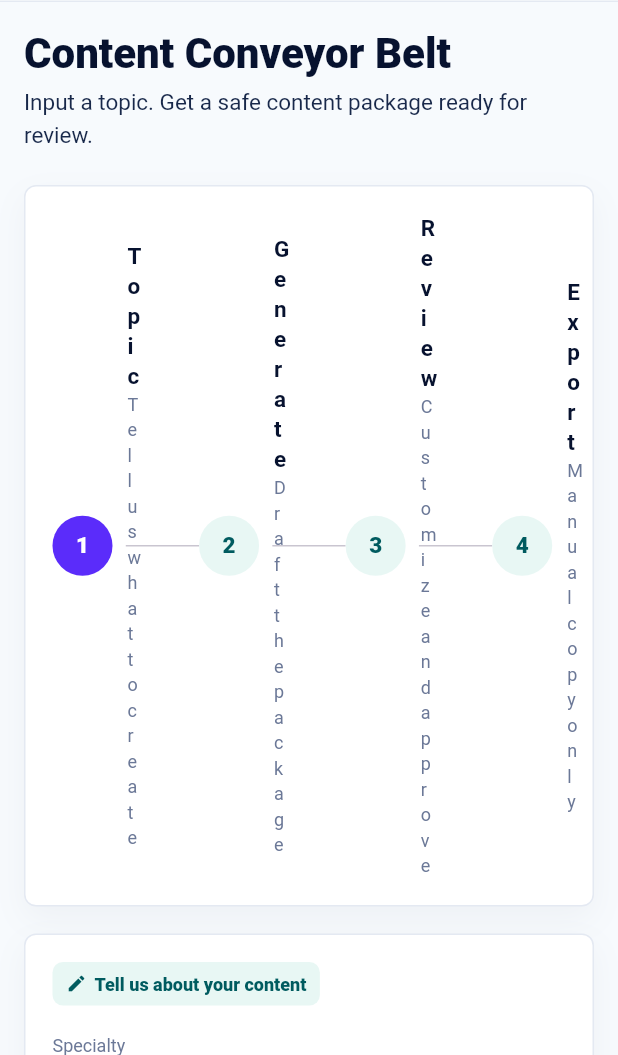
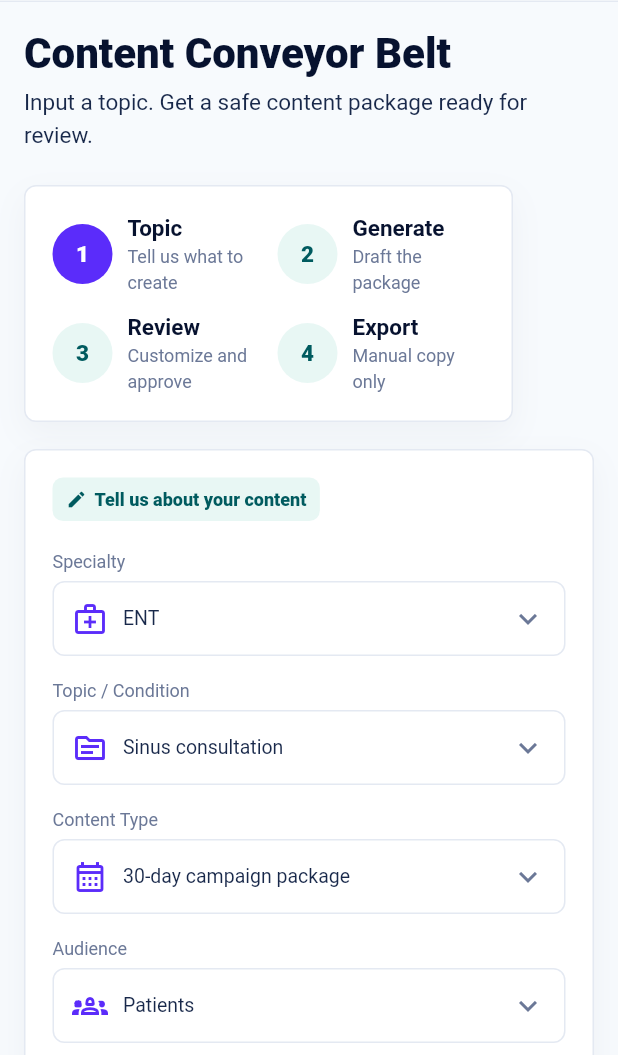
Before and after one commit to gchamania/praxislume, a Flutter app: the GenerateContentScreen screen opened by its route, on a phone screen of 412 x 824 dp, the part 181-1236 px from its top. Run offline on Flutter 3.47's test engine with Material 3 defaults, Android fonts, the phone set to English and light mode, and no system bars; our stand-ins replace flutter_riverpod, go_router, supabase_flutter; accounts and stored records are empty.

Commit message:
Polish Day 2 responsive UI smoke

```diff
--- a/apps/praxislume_app/lib/main.dart
+++ b/apps/praxislume_app/lib/main.dart
@@ -1731,18 +1731,38 @@ class _OnboardingScreenState extends ConsumerState<OnboardingScreen> {
             color: praxisSurface,
             border: Border(top: BorderSide(color: praxisLine)),
           ),
-          child: Row(
-            children: [
+          child: compact
+              ? Column(
+                  mainAxisSize: MainAxisSize.min,
+                  crossAxisAlignment: CrossAxisAlignment.stretch,
+                  children: [
+                    FilledButton.icon(
+                      onPressed: _submit,
+                      iconAlignment: IconAlignment.end,
+                      icon: const Icon(Icons.arrow_forward),
+                      label: const Text('Complete onboarding'),
+                    ),
+                    const SizedBox(height: 8),
                     OutlinedButton.icon(
                       onPressed: () => context.go('/signin'),
                       icon: const Icon(Icons.arrow_back),
                       label: const Text('Back'),
                     ),
+                  ],
+                )
+              : Row(
+                  children: [
+                    OutlinedButton.icon(
+                      onPressed: () => context.go('/signin'),
+                      icon: const Icon(Icons.arrow_back),
+                      label: const Text('Back'),
+                    ),
                     const Spacer(),
-              if (!compact) ...[
-                TextButton(onPressed: () {}, child: const Text('Skip for now')),
+                    TextButton(
+                      onPressed: () {},
+                      child: const Text('Skip for now'),
+                    ),
                     const SizedBox(width: 12),
-              ],
                     FilledButton.icon(
                       onPressed: _submit,
                       iconAlignment: IconAlignment.end,
@@ -2114,15 +2134,16 @@ class _DashboardGrid extends StatelessWidget {
               child: Column(
                 crossAxisAlignment: CrossAxisAlignment.start,
                 children: [
-                  Row(
+                  Wrap(
+                    spacing: 10,
+                    runSpacing: 10,
+                    crossAxisAlignment: WrapCrossAlignment.center,
                     children: [
                       Text(
                         "Today's Tasks",
                         style: Theme.of(context).textTheme.titleMedium,
                       ),
-                      const SizedBox(width: 8),
                       PraxisChip(label: '${items.length}'),
-                      const Spacer(),
                       OutlinedButton(
                         onPressed: () => context.go('/calendar'),
                         child: const Text('View Calendar'),
@@ -2281,33 +2302,7 @@ class GenerateContentScreen extends ConsumerWidget {
             crossAxisAlignment: CrossAxisAlignment.start,
             children: [
               PraxisCard(
-                child: Row(
-                  children: const [
-                    _StepPill(
-                      number: '1',
-                      title: 'Topic',
-                      text: 'Tell us what to create',
-                    ),
-                    Expanded(child: Divider()),
-                    _StepPill(
-                      number: '2',
-                      title: 'Generate',
-                      text: 'Draft the package',
-                    ),
-                    Expanded(child: Divider()),
-                    _StepPill(
-                      number: '3',
-                      title: 'Review',
-                      text: 'Customize and approve',
-                    ),
-                    Expanded(child: Divider()),
-                    _StepPill(
-                      number: '4',
-                      title: 'Export',
-                      text: 'Manual copy only',
-                    ),
-                  ],
-                ),
+                child: _GenerateSteps(compact: constraints.maxWidth < 620),
               ),
               const SizedBox(height: 18),
               if (wide)
@@ -2342,8 +2337,8 @@ class _StepPill extends StatelessWidget {
 
   @override
   Widget build(BuildContext context) {
-    return Flexible(
-      child: Row(
+    return Row(
+      mainAxisSize: MainAxisSize.min,
       children: [
         CircleAvatar(
           backgroundColor: number == '1' ? praxisPurple : praxisMint,
@@ -2364,7 +2359,68 @@ class _StepPill extends StatelessWidget {
           ),
         ),
       ],
-      ),
+    );
+  }
+}
+
+class _GenerateSteps extends StatelessWidget {
+  const _GenerateSteps({required this.compact});
+
+  final bool compact;
+
+  static const _steps = [
+    _StepPill(number: '1', title: 'Topic', text: 'Tell us what to create'),
+    _StepPill(number: '2', title: 'Generate', text: 'Draft the package'),
+    _StepPill(number: '3', title: 'Review', text: 'Customize and approve'),
+    _StepPill(number: '4', title: 'Export', text: 'Manual copy only'),
+  ];
+
+  @override
+  Widget build(BuildContext context) {
+    if (compact) {
+      return Wrap(
+        spacing: 12,
+        runSpacing: 12,
+        children: [
+          for (final step in _steps) SizedBox(width: 138, child: step),
+        ],
+      );
+    }
+
+    return Row(
+      children: const [
+        Expanded(
+          child: _StepPill(
+            number: '1',
+            title: 'Topic',
+            text: 'Tell us what to create',
+          ),
+        ),
+        Expanded(child: Divider()),
+        Expanded(
+          child: _StepPill(
+            number: '2',
+            title: 'Generate',
+            text: 'Draft the package',
+          ),
+        ),
+        Expanded(child: Divider()),
+        Expanded(
+          child: _StepPill(
+            number: '3',
+            title: 'Review',
+            text: 'Customize and approve',
+          ),
+        ),
+        Expanded(child: Divider()),
+        Expanded(
+          child: _StepPill(
+            number: '4',
+            title: 'Export',
+            text: 'Manual copy only',
+          ),
+        ),
+      ],
     );
   }
 }
@@ -2483,13 +2539,15 @@ class _GeneratedPackagePanel extends StatelessWidget {
       child: Column(
         crossAxisAlignment: CrossAxisAlignment.start,
         children: [
-          Row(
+          Wrap(
+            spacing: 10,
+            runSpacing: 10,
+            crossAxisAlignment: WrapCrossAlignment.center,
             children: [
               const PraxisChip(
                 label: 'Review package',
                 icon: Icons.check_circle,
               ),
-              const Spacer(),
               OutlinedButton.icon(
                 onPressed: () => context.go('/calendar'),
                 icon: const Icon(Icons.calendar_month_outlined),
```
Also changed, not shown: 2 other files. Lines whose indentation alone changed are shown as unchanged.
